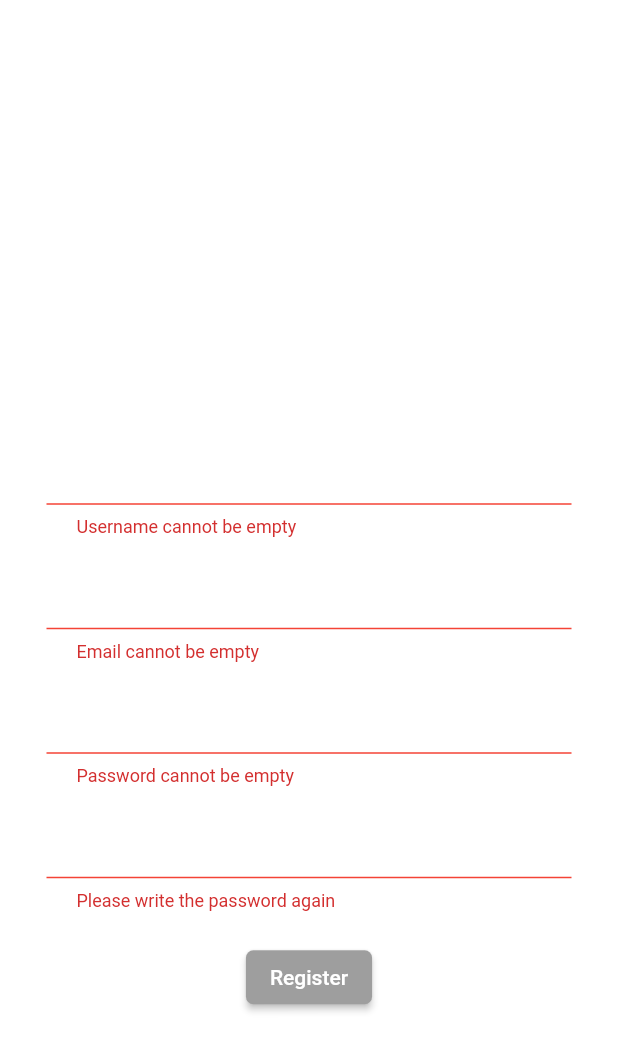
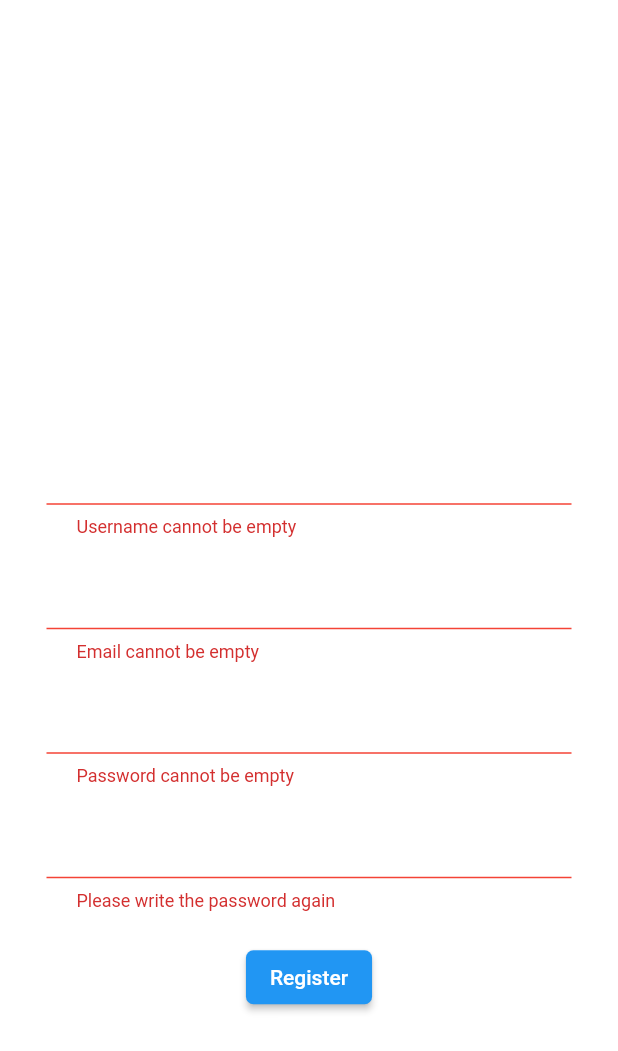
Before and after one commit to KomoGit/Speedlist, a Flutter app: the RegisterPageInput screen opened directly, after a tap on "Register", on a phone screen of 412 x 824 dp. Shown: the top 1051 px of the screen. Run offline on Flutter 3.47's test engine with Material 2 defaults, Android fonts, the phone set to English and light mode, and no system bars; drawn by our look-alikes of blurrycontainer; our stand-ins replace connectivity_plus, google_fonts, pocketbase.

Commit message:
Removed dynamic coloring.

```diff
--- a/lib/view/register_view.dart
+++ b/lib/view/register_view.dart
@@ -82,6 +82,7 @@ class _RegisterPageInputState extends State<RegisterPageInput> {
     );
   }
 
+  //Allows us not to write all this in Regstier OnPressed(){}
   bool validateInputs() {
     if (!_isUsernameEmpty &&
         !_isEmailEmpty &&
@@ -254,11 +255,11 @@ class _RegisterPageInputState extends State<RegisterPageInput> {
                       },
                       //The button stays greyed out even when it is filled correctly. The checkInput method is called only when the button is pressed. Uh Oh.
                       style: ElevatedButton.styleFrom(
-                          shape: RoundedRectangleBorder(
-                            borderRadius: BorderRadius.circular(5),
-                          ),
-                          backgroundColor:
-                              validateInputs() ? Colors.blue : Colors.grey),
+                        shape: RoundedRectangleBorder(
+                          borderRadius: BorderRadius.circular(5),
+                        ),
+                        backgroundColor: Colors.blue,
+                      ),
                       child: const Text("Register"),
                     ),
                   ],
@@ -285,7 +286,7 @@ class _RegisterPageInputState extends State<RegisterPageInput> {
                     onPressed: () {
                       Navigator.of(context).pop();
                     },
-                    child: const Text("Ok."))
+                    child: const Center(child: Text("Ok.")))
               ],
             ),
           );
```
